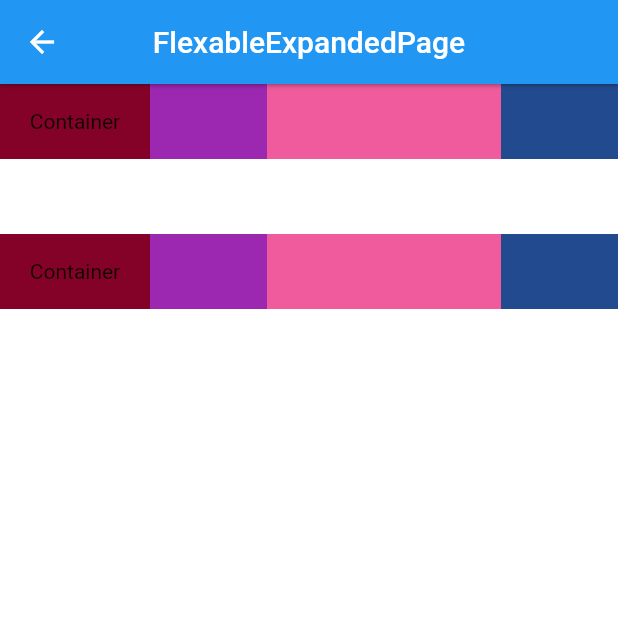
After one commit to dreamCC/app_for_flutter, a Flutter app: the FlexableExpandedPage screen opened directly, on a phone screen of 412 x 824 dp, the top half of it. The commit adds this screen. Run offline on Flutter 3.47's test engine with Material 2 defaults, Android fonts, the phone set to English and light mode, and no system bars; our stand-ins replace cached_network_image, chewie, device_info, dio, event_bus, flutter_map and 7 more; missing offline and left inert: flutter_picker, flutter_webview_plugin; accounts and stored records are empty; generated files the repository leaves out were written again.

Commit message:
知识点总结----

```diff
--- /dev/null
+++ b/app_for_fluuter/lib/servicePage/SystermKnowledge/SysWidget/flex_flexable_expanded_page.dart
@@ -0,0 +1,79 @@
+
+import 'package:flutter/material.dart';
+
+class FlexableExpandedPage extends StatelessWidget {
+
+
+  final _appBar = AppBar(
+    title: Text("FlexableExpandedPage"),
+    centerTitle: true,
+    elevation: 1,
+  );
+
+  @override
+  Widget build(BuildContext context) {
+    return Scaffold(
+      appBar: _appBar,
+      body: Column(
+        children: <Widget>[
+          // Flex配合Expanded使用。
+          Flex(
+            direction: Axis.horizontal,
+            children: <Widget>[
+
+              Container(
+                color: Color(0xff840228),
+                height: 50,
+                width: 100,
+                child: Text("Container"),
+                alignment: Alignment(0, 0),
+              ),
+              Expanded(child: Container(
+                color: Colors.purple,
+                height: 50,
+              )),
+              Expanded(child: Container(
+                color: Color(0xffef5b9c),
+                height: 50,
+              ),flex: 2,),
+              Expanded(child: Container(
+                color: Color(0xff224b8f),
+                height: 50,
+              )),
+            ],
+          ),
+          SizedBox(height: 50,),
+          Flex(
+            direction: Axis.horizontal,
+            children: <Widget>[
+
+              Container(
+                color: Color(0xff840228),
+                height: 50,
+                width: 100,
+                child: Text("Container"),
+                alignment: Alignment(0, 0),
+              ),
+              Flexible(child: Container(
+                color: Colors.purple,
+                height: 50,
+              )),
+              Flexible(child: Container(
+                color: Color(0xffef5b9c),
+                height: 50,
+              ),flex: 2,),
+              Flexible(child: Container(
+                color: Color(0xff224b8f),
+                height: 50,
+              )),
+
+              SizedBox(height: 30,),
+
+            ],
+          ),
+
+        ],
+      )
+    );
+  }
+}
--- a/app_for_fluuter/lib/servicePage/SystermKnowledge/SysWidget/over_lay_page.dart
+++ b/app_for_fluuter/lib/servicePage/SystermKnowledge/SysWidget/over_lay_page.dart
@@ -49,9 +49,7 @@ class _OverLayPageState extends State<OverLayPage> {
           width: 200,
           height: 320,
           child:  SafeArea(child:
-          Material(
-            textStyle: TextStyle(fontSize: 12, color: Colors.purple),
-            child:  Container(
+          Container(
             color: Colors.black,
             child:  Column(
               children: <Widget>[
@@ -97,8 +95,7 @@ class _OverLayPageState extends State<OverLayPage> {
                 ),
               ],
             ),
-            ),
-          ))
+          ),)
       );
     },
     );
--- a/app_for_fluuter/lib/servicePage/SystermKnowledge/SysWidget/sys_widget_page.dart
+++ b/app_for_fluuter/lib/servicePage/SystermKnowledge/SysWidget/sys_widget_page.dart
@@ -23,6 +23,7 @@ import 'shader_mask_page.dart';
 import 'picker_page.dart';
 import 'show_page.dart';
 import 'media_query_page.dart';
+import 'flex_flexable_expanded_page.dart';
 
 class SysWidgetPage extends StatefulWidget {
 
@@ -37,7 +38,8 @@ class _SysWidgetPageState extends State<SysWidgetPage> {
   List<String> _list = ["AnimatedWidgetPage","ConstransiPage","FutureBuilderPage","GesturePage",
     "OffstagePage","ScrollviewPage","SliverAppBarPage","SliversPage","TransformPage","ValueListenBuilderPage",
     "EventTransPage","DataTablePage","ReorderListViewPage","OverlayPage","FormFieldPage","NotifacationListsenPage",
-    "AnimatedListPage","MaterialPage","HeroPage","ShaderMaskPage","PickerPage","ShowPage","MediaQueryPage",""];
+    "AnimatedListPage","MaterialPage","HeroPage","ShaderMaskPage","PickerPage","ShowPage","MediaQueryPage",
+    "FlexableExpandedPage",""];
 
 
   @override
@@ -98,6 +100,8 @@ class _SysWidgetPageState extends State<SysWidgetPage> {
                   Navigator.of(context).push(MaterialPageRoute(builder: (context) => ShowPage()));
                 }if(index == 22){
                   Navigator.of(context).push(MaterialPageRoute(builder: (context) => MediaQueryPage()));
+                }if(index == 23){
+                  Navigator.of(context).push(MaterialPageRoute(builder: (context) => FlexableExpandedPage()));
                 }else {
 
                 }
--- a/app_for_fluuter/lib/servicePage/plugin/pluginPage.dart
+++ b/app_for_fluuter/lib/servicePage/plugin/pluginPage.dart
@@ -11,6 +11,7 @@ import 'cache_image_page.dart';
 import 'path_provider_page.dart';
 import 'keybord_actions_page.dart';
 import 'flutter_picker_page.dart';
+import 'flutter_map_page.dart';
 
 class PluginPage extends StatefulWidget {
 
@@ -23,7 +24,7 @@ class PluginPage extends StatefulWidget {
 class _PluginPageState extends State<PluginPage> {
 
   List<String> _list = ["DioPage","EventBus","LocationPage","UrlLaunchPage","Video_Player","WebViewPluginPage",
-    "BMProgressHudPage","CacheImagePage","PathProviderPage","KeyboardActionsPage","FlutterPickerPage",""];
+    "BMProgressHudPage","CacheImagePage","PathProviderPage","KeyboardActionsPage","FlutterPickerPage","FlutterMapPage",""];
 
 
   @override
@@ -59,6 +60,8 @@ class _PluginPageState extends State<PluginPage> {
                   Navigator.of(context).push(MaterialPageRoute(builder: (context) => KeyboardActionsPage()));
                 }if(index == 10){
                   Navigator.of(context).push(MaterialPageRoute(builder: (context) => FlutterPickerPage()));
+                }if(index == 11){
+                  Navigator.of(context).push(MaterialPageRoute(builder: (context) => FlutterMapPage()));
                 }else {
 
 
```
Also changed, not shown: app_for_fluuter/lib/servicePage/SystermKnowledge/SysWidget/form_field_page.dart (+6 -2 lines), app_for_fluuter/lib/servicePage/SystermKnowledge/SysWidget/show_page.dart (+40 -7 lines), app_for_fluuter/lib/servicePage/plugin/flutter_map_page.dart (added, +51 -0 lines), app_for_fluuter/lib/summarize.dart (added, +40 -0 lines), 1 other file. Lines whose indentation alone changed are shown as unchanged.
